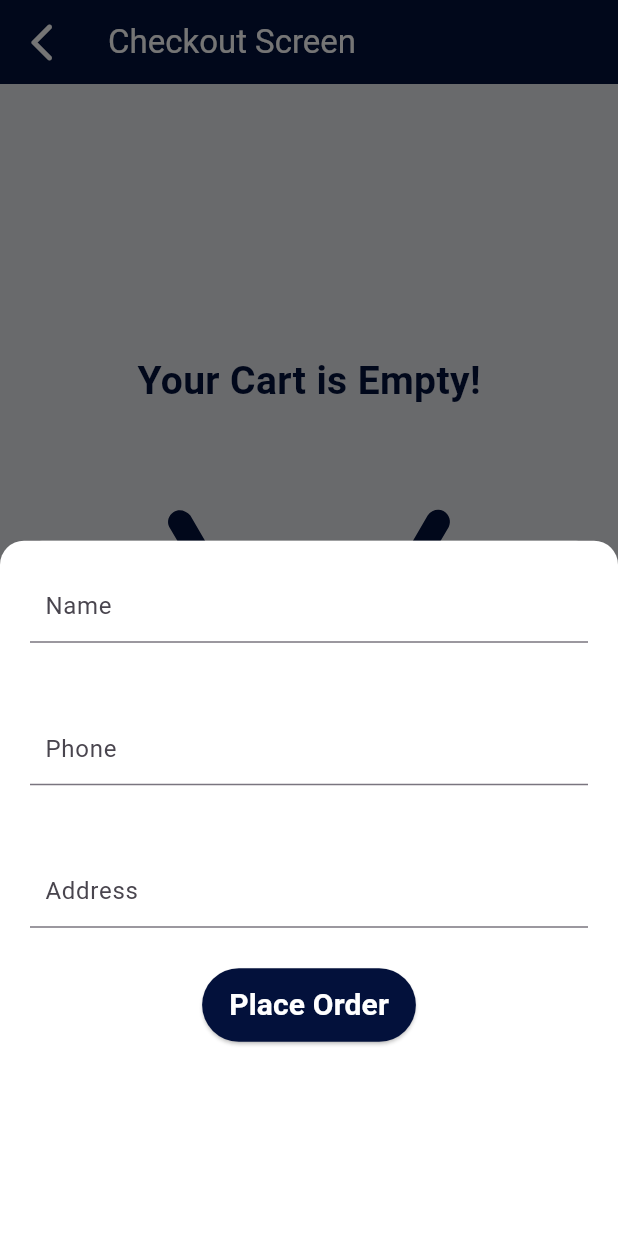
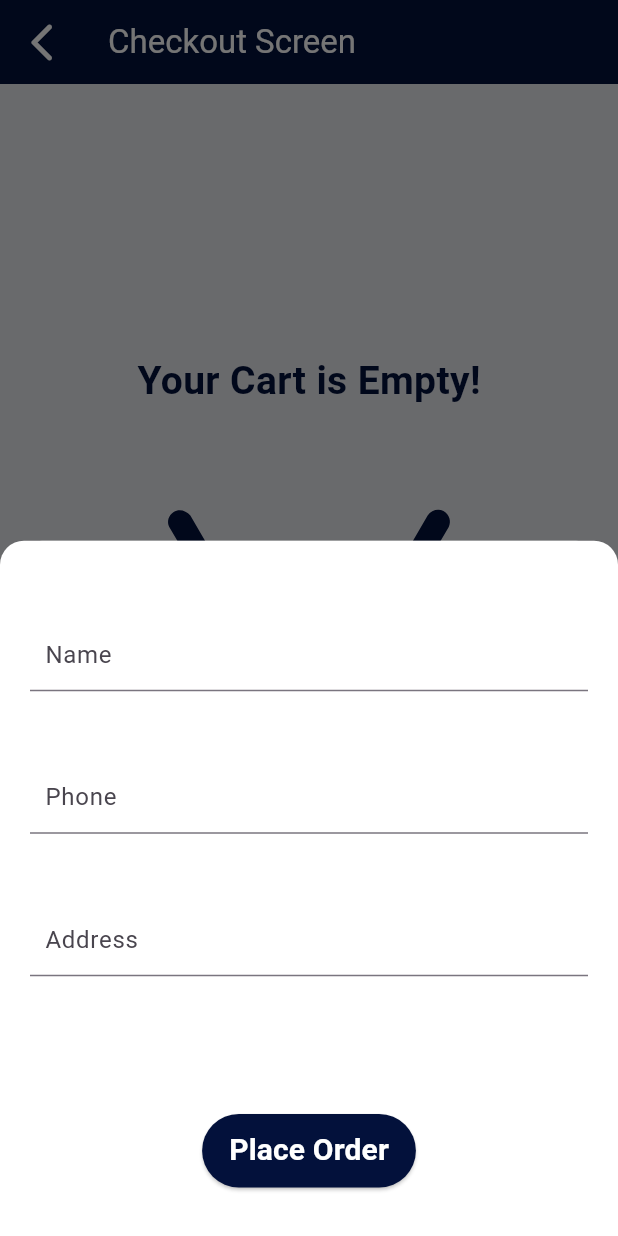
Before and after one commit to sinha-niranjan/loot_bazar, a Flutter app: the CheckoutScreen screen opened directly, after a tap on "Confirm Order", on a phone screen of 412 x 824 dp. Run offline on Flutter 3.47's test engine with Material 3 defaults, Android fonts, the phone set to English and light mode, and no system bars; our stand-ins replace cached_network_image, carousel_slider, cloud_firestore, firebase_auth, firebase_core, firebase_messaging and 6 more; accounts and stored records are empty.

Commit message:
some fixed done in desing in elevation button

```diff
--- a/lib/screens/user-panel/checkout_screen.dart
+++ b/lib/screens/user-panel/checkout_screen.dart
@@ -239,7 +239,10 @@ void showCustomBttomSheet() {
           top: Radius.circular(16),
         ),
       ),
-      child: SingleChildScrollView(
+      child: Column(
+        mainAxisAlignment: MainAxisAlignment.spaceAround,
+        children: [
+          SingleChildScrollView(
             child: Column(
               children: [
                 Padding(
@@ -302,6 +305,9 @@ void showCustomBttomSheet() {
                     ),
                   ),
                 ),
+              ],
+            ),
+          ),
           ElevatedButton(
             style: ElevatedButton.styleFrom(
               backgroundColor: AppConstant.appMainColor,
@@ -318,9 +324,9 @@ void showCustomBttomSheet() {
                   fontWeight: FontWeight.bold,
                 ),
               ),
-                ))
+            ),
+          ),
         ],
-        ),
       ),
     ),
     backgroundColor: AppConstant.appTransparentBackgroundColor,
```
Lines whose indentation alone changed are shown as unchanged.
